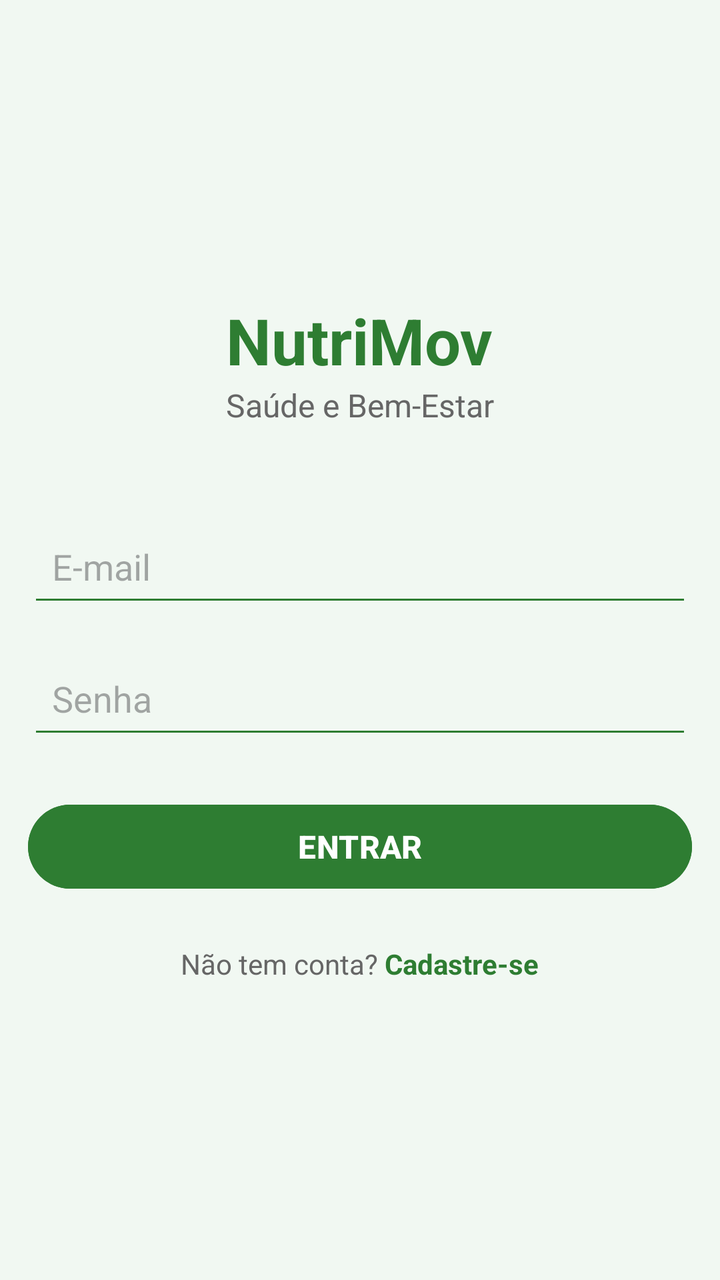
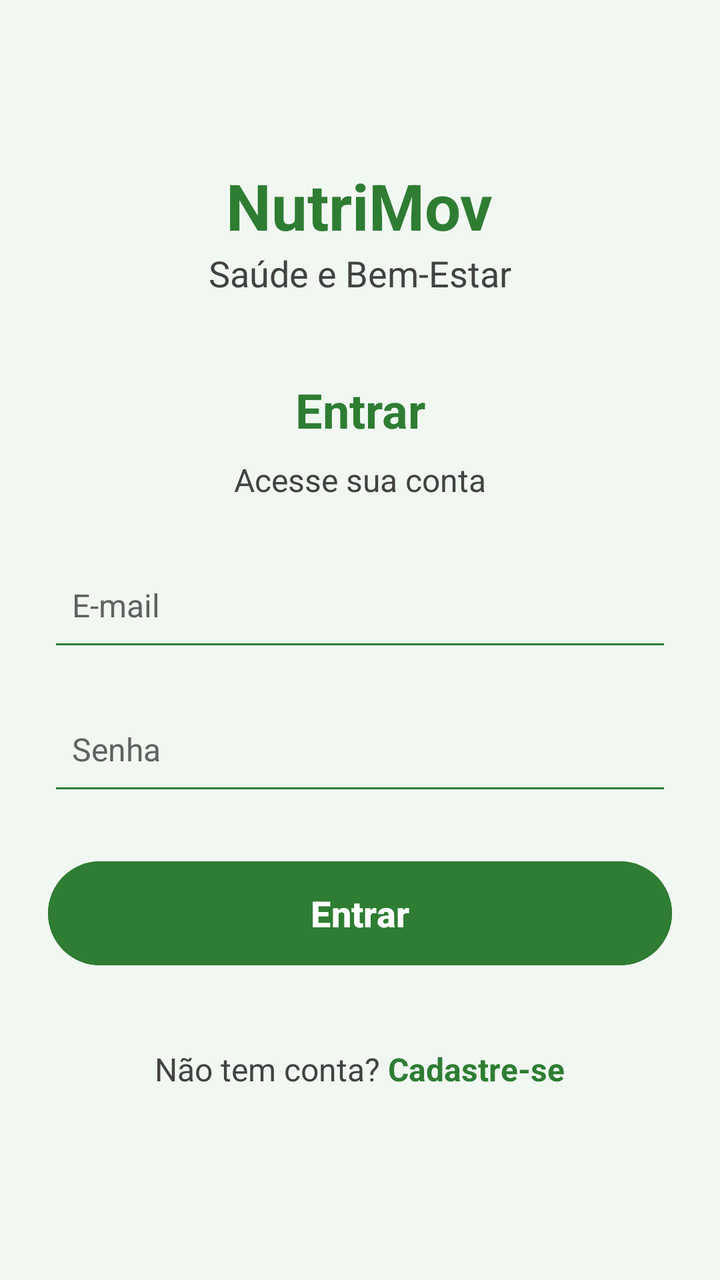

Before-and-after screenshots of an Android layout around one commit, followed by the original layout XML and the change that was made.
<!-- AndroidManifest.xml: application theme Theme.NutriMov -->
<!-- res/layout/activity_main.xml -->
<androidx.constraintlayout.widget.ConstraintLayout
    xmlns:android="http://schemas.android.com/apk/res/android"
    xmlns:app="http://schemas.android.com/apk/res-auto"
    xmlns:tools="http://schemas.android.com/tools"
    android:id="@+id/main"
    android:layout_width="match_parent"
    android:layout_height="match_parent"
    android:background="#F1F8F2"
    tools:context=".MainActivity">

    <LinearLayout
        android:layout_width="340dp"
        android:layout_height="wrap_content"
        android:orientation="vertical"
        android:gravity="center_horizontal"
        android:padding="4dp"
        app:layout_constraintTop_toTopOf="parent"
        app:layout_constraintBottom_toBottomOf="parent"
        app:layout_constraintStart_toStartOf="parent"
        app:layout_constraintEnd_toEndOf="parent">

        <TextView
            android:layout_width="wrap_content"
            android:layout_height="wrap_content"
            android:text="NutriMov"
            android:textSize="32sp"
            android:textStyle="bold"
            android:textColor="#2E7D32" />

        <TextView
            android:layout_width="wrap_content"
            android:layout_height="wrap_content"
            android:text="Saúde e Bem-Estar"
            android:textSize="16sp"
            android:textColor="#666666"
            android:layout_marginBottom="45dp" />

        <EditText
            android:id="@+id/edtEmail"
            android:layout_width="match_parent"
            android:layout_height="50dp"
            android:hint="E-mail"
            android:inputType="textEmailAddress"
            android:padding="12dp"
            android:backgroundTint="#2E7D32" />

        <EditText
            android:id="@+id/edtSenha"
            android:layout_width="match_parent"
            android:layout_height="50dp"
            android:hint="Senha"
            android:inputType="textPassword"
            android:padding="12dp"
            android:layout_marginTop="16dp"
            android:layout_marginBottom="24dp"
            android:backgroundTint="#2E7D32" />

        <Button
            android:id="@+id/btnEntrar"
            android:layout_width="match_parent"
            android:layout_height="50dp"
            android:text="ENTRAR"
            android:textSize="16sp"
            android:textStyle="bold"
            android:textColor="#FFFFFF"
            android:backgroundTint="#2E7D32" />

        <LinearLayout
            android:layout_width="wrap_content"
            android:layout_height="wrap_content"
            android:orientation="horizontal"
            android:gravity="center"
            android:layout_marginTop="24dp">

            <TextView
                android:layout_width="wrap_content"
                android:layout_height="wrap_content"
                android:text="Não tem conta? "
                android:textColor="#666666"
                android:textSize="14sp" />

            <TextView
                android:id="@+id/txtCadastrar"
                android:layout_width="wrap_content"
                android:layout_height="wrap_content"
                android:text="Cadastre-se"
                android:textColor="#2E7D32"
                android:textStyle="bold"
                android:textSize="14sp" />

        </LinearLayout>

    </LinearLayout>

</androidx.constraintlayout.widget.ConstraintLayout>
<!-- resources referenced by this layout -->
<resources>
  <style name="Theme.NutriMov" parent="Base.Theme.NutriMov" />
  <style name="Base.Theme.NutriMov" parent="Theme.Material3.DayNight.NoActionBar">
          
          
      </style>
</resources>

<!-- the commit's change to res/layout/activity_main.xml (unified diff, before → after) -->
@@ -1,3 +1,4 @@
+<?xml version="1.0" encoding="utf-8"?>
 <androidx.constraintlayout.widget.ConstraintLayout
     xmlns:android="http://schemas.android.com/apk/res/android"
     xmlns:app="http://schemas.android.com/apk/res-auto"
@@ -5,91 +6,126 @@
     android:id="@+id/main"
     android:layout_width="match_parent"
     android:layout_height="match_parent"
-    android:background="#F1F8F2"
+    android:background="@color/fundo_tela"
     tools:context=".MainActivity">
 
-    <LinearLayout
-        android:layout_width="340dp"
-        android:layout_height="wrap_content"
-        android:orientation="vertical"
-        android:gravity="center_horizontal"
-        android:padding="4dp"
+    <ScrollView
+        android:layout_width="0dp"
+        android:layout_height="0dp"
+        android:fillViewport="true"
         app:layout_constraintTop_toTopOf="parent"
         app:layout_constraintBottom_toBottomOf="parent"
         app:layout_constraintStart_toStartOf="parent"
         app:layout_constraintEnd_toEndOf="parent">
 
-        <TextView
-            android:layout_width="wrap_content"
+        <LinearLayout
+            android:layout_width="match_parent"
             android:layout_height="wrap_content"
-            android:text="NutriMov"
-            android:textSize="32sp"
-            android:textStyle="bold"
-            android:textColor="#2E7D32" />
-
-        <TextView
-            android:layout_width="wrap_content"
-            android:layout_height="wrap_content"
-            android:text="Saúde e Bem-Estar"
-            android:textSize="16sp"
-            android:textColor="#666666"
-            android:layout_marginBottom="45dp" />
-
-        <EditText
-            android:id="@+id/edtEmail"
-            android:layout_width="match_parent"
-            android:layout_height="50dp"
-            android:hint="E-mail"
-            android:inputType="textEmailAddress"
-            android:padding="12dp"
-            android:backgroundTint="#2E7D32" />
-
-        <EditText
-            android:id="@+id/edtSenha"
-            android:layout_width="match_parent"
-            android:layout_height="50dp"
-            android:hint="Senha"
-            android:inputType="textPassword"
-            android:padding="12dp"
-            android:layout_marginTop="16dp"
-            android:layout_marginBottom="24dp"
-            android:backgroundTint="#2E7D32" />
-
-        <Button
-            android:id="@+id/btnEntrar"
-            android:layout_width="match_parent"
-            android:layout_height="50dp"
-            android:text="ENTRAR"
-            android:textSize="16sp"
-            android:textStyle="bold"
-            android:textColor="#FFFFFF"
-            android:backgroundTint="#2E7D32" />
-
-        <LinearLayout
-            android:layout_width="wrap_content"
-            android:layout_height="wrap_content"
-            android:orientation="horizontal"
+            android:orientation="vertical"
             android:gravity="center"
-            android:layout_marginTop="24dp">
+            android:padding="24dp">
 
             <TextView
                 android:layout_width="wrap_content"
                 android:layout_height="wrap_content"
-                android:text="Não tem conta? "
-                android:textColor="#666666"
-                android:textSize="14sp" />
+                android:text="NutriMov"
+                android:textSize="32sp"
+                android:textStyle="bold"
+                android:textColor="@color/texto_titulo" />
 
             <TextView
-                android:id="@+id/txtCadastrar"
                 android:layout_width="wrap_content"
                 android:layout_height="wrap_content"
-                android:text="Cadastre-se"
-                android:textColor="#2E7D32"
+                android:text="Saúde e Bem-Estar"
+                android:textSize="18sp"
+                android:textColor="@color/texto_secundario"
+                android:layout_marginBottom="40dp" />
+
+            <TextView
+                android:layout_width="match_parent"
+                android:layout_height="wrap_content"
+                android:text="Entrar"
+                android:textSize="24sp"
                 android:textStyle="bold"
-                android:textSize="14sp" />
+                android:textColor="@color/texto_titulo"
+                android:gravity="center"
+                android:layout_marginBottom="8dp" />
+
+            <TextView
+                android:layout_width="match_parent"
+                android:layout_height="wrap_content"
+                android:text="Acesse sua conta"
+                android:textSize="16sp"
+                android:textColor="@color/texto_secundario"
+                android:gravity="center"
+                android:layout_marginBottom="24dp" />
+
+            <EditText
+                android:id="@+id/edtEmail"
+                android:layout_width="match_parent"
+                android:layout_height="56dp"
+                android:hint="E-mail"
+                android:inputType="textEmailAddress"
+                android:textSize="16sp"
+                android:textColor="@color/texto_principal"
+                android:textColorHint="@color/texto_hint"
+                android:padding="12dp"
+                android:backgroundTint="@color/verde_principal" />
+
+            <EditText
+                android:id="@+id/edtSenha"
+                android:layout_width="match_parent"
+                android:layout_height="56dp"
+                android:hint="Senha"
+                android:inputType="textPassword"
+                android:textSize="16sp"
+                android:textColor="@color/texto_principal"
+                android:textColorHint="@color/texto_hint"
+                android:padding="12dp"
+                android:layout_marginTop="16dp"
+                android:layout_marginBottom="24dp"
+                android:backgroundTint="@color/verde_principal" />
+
+            <Button
+                android:id="@+id/btnEntrar"
+                android:layout_width="match_parent"
+                android:layout_height="60dp"
+                android:text="Entrar"
+                android:textSize="18sp"
+                android:textStyle="bold"
+                android:textAllCaps="false"
+                android:textColor="@color/texto_botao"
+                android:backgroundTint="@color/fundo_botao" />
+
+            <LinearLayout
+                android:layout_width="wrap_content"
+                android:layout_height="wrap_content"
+                android:orientation="horizontal"
+                android:gravity="center"
+                android:layout_marginTop="24dp">
+
+                <TextView
+                    android:layout_width="wrap_content"
+                    android:layout_height="wrap_content"
+                    android:text="Não tem conta? "
+                    android:textColor="@color/texto_secundario"
+                    android:textSize="16sp" />
+
+                <TextView
+                    android:id="@+id/txtCadastrar"
+                    android:layout_width="wrap_content"
+                    android:layout_height="wrap_content"
+                    android:minHeight="48dp"
+                    android:gravity="center"
+                    android:text="Cadastre-se"
+                    android:textColor="@color/verde_principal"
+                    android:textStyle="bold"
+                    android:textSize="16sp" />
+
+            </LinearLayout>
 
         </LinearLayout>
 
-    </LinearLayout>
+    </ScrollView>
 
 </androidx.constraintlayout.widget.ConstraintLayout>
<!-- resource entries referenced after the edit -->
@@ -1,9 +1,46 @@
 <!-- resources referenced by this layout -->
 <resources>
+  <color name="fundo_botao">#2E7D32</color>
+  <color name="fundo_tela">#F1F8F2</color>
+  <color name="texto_botao">#FFFFFF</color>
+  <color name="texto_hint">#616161</color>
+  <color name="texto_principal">#212121</color>
+  <color name="texto_secundario">#424242</color>
+  <color name="texto_titulo">#2E7D32</color>
+  <color name="verde_principal">#2E7D32</color>
   <style name="Theme.NutriMov" parent="Base.Theme.NutriMov" />
-  <style name="Base.Theme.NutriMov" parent="Theme.Material3.DayNight.NoActionBar">
+  <style name="Base.Theme.NutriMov" parent="Theme.Material3.Light.NoActionBar">
+  
           
+          <item name="colorPrimary">@color/verde_principal</item>
+          <item name="colorOnPrimary">@color/texto_botao</item>
+          <item name="colorSecondary">@color/verde_secundario</item>
+  
           
+          <item name="android:windowBackground">@color/fundo_tela</item>
+          <item name="colorSurface">@color/fundo_tela</item>
+          <item name="colorOnSurface">@color/texto_principal</item>
+          <item name="colorOnSurfaceVariant">@color/texto_secundario</item>
+  
+          
+          <item name="android:textColorPrimary">@color/texto_principal</item>
+          <item name="android:textColorSecondary">@color/texto_secundario</item>
+          <item name="android:textColorHint">@color/texto_hint</item>
+  
+          
+          <item name="colorControlNormal">@color/borda_campo</item>
+          <item name="colorControlActivated">@color/verde_principal</item>
+          <item name="colorAccent">@color/verde_principal</item>
+  
+          
+          <item name="android:statusBarColor">@color/fundo_tela</item>
+          <item name="android:windowLightStatusBar">true</item>
+  
+          
+          <item name="android:forceDarkAllowed" tools:targetApi="q">false</item>
+  
       </style>
+  <color name="verde_secundario">#4CAF50</color>
+  <color name="borda_campo">#757575</color>
 </resources>
 
